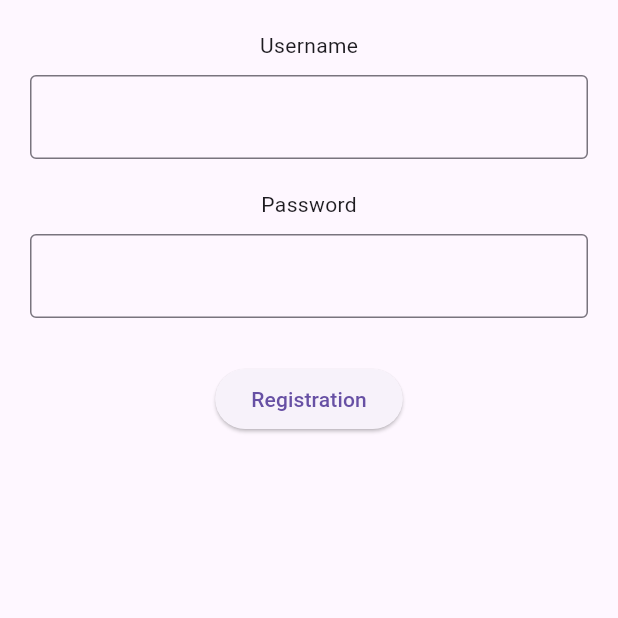
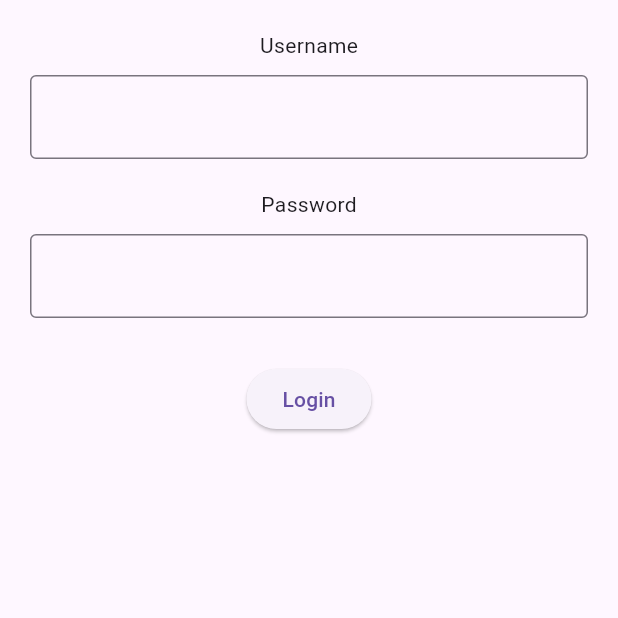
Before and after one commit to remyamp1/Hive_login, a Flutter app: the screen it shows after launch, after a tap on "Registration", on a phone screen of 412 x 824 dp, the top half of it. Run offline on Flutter 3.47's test engine with Material 3 defaults, Android fonts, the light colour scheme and no system bars; our stand-ins replace hive, hive_flutter; accounts and stored records are empty.

Commit message:
"10-10-24"

```diff
--- a/lib/Registration.dart
+++ b/lib/Registration.dart
@@ -1,5 +1,6 @@
 import 'package:flutter/material.dart';
 import 'package:hive/hive.dart';
+import 'package:hiveregistration/login.dart';
 class RegistrationExample extends StatefulWidget {
   const RegistrationExample({super.key});
 
@@ -8,10 +9,9 @@ class RegistrationExample extends StatefulWidget {
 }
 
 class _RegistrationExampleState extends State<RegistrationExample> {
-
+ TextEditingController usernameController=TextEditingController();
+TextEditingController passwordController=TextEditingController();
   late Box box;
-String? username;
-int? Password;
   @override
   void initState(){
     super.initState();
@@ -30,20 +30,27 @@ int? Password;
               SizedBox(height: 10),
 
               TextField(
-                onTap:(){
-                  setState(() {
-                    box.put('username',)
-                  });
-                },
+       controller: usernameController,
                 decoration: InputDecoration(border: OutlineInputBorder(),),),
               SizedBox(height: 20),
 
               Text("Password"),
               SizedBox(height: 10),
 
-              TextField(decoration: InputDecoration(border: OutlineInputBorder()),),
+              TextField
+
+              (
+                controller: passwordController,
+                decoration: InputDecoration(border: OutlineInputBorder()),),
               SizedBox(height: 30),
-              ElevatedButton(onPressed: (){}, child: Text("Registration"))
+              ElevatedButton(onPressed: (){
+
+                setState(() {
+                  box.put('username', usernameController.text);
+                  box.put('password',passwordController.text);
+                });
+                Navigator.push(context, MaterialPageRoute(builder: (context)=>LoginExample()));
+              }, child: Text("Registration"))
             ],
           ),
         ),
--- a/lib/login.dart
+++ b/lib/login.dart
@@ -1,4 +1,7 @@
+import 'dart:math';
+
 import 'package:flutter/material.dart';
+import 'package:hive/hive.dart';
 class LoginExample extends StatefulWidget {
   const LoginExample({super.key});
 
@@ -7,7 +10,34 @@ class LoginExample extends StatefulWidget {
 }
 
 class _LoginExampleState extends State<LoginExample> {
+   TextEditingController usernameController=TextEditingController();
+  TextEditingController passwordController=TextEditingController();
+    late Box box;
+        String _loginmassage='';
+
   @override
+  void initState(){
+    super.initState();
+    box=Hive.box('mybox');
+
+  }
+
+  void _login(){
+    setState(() {
+      String storedusername=box.get('username');
+      String storedpassword=box.get('password');
+      if(storedusername==usernameController.text &&
+      storedpassword==passwordController.text){
+        _loginmassage='Login Successful';
+      }
+      else{
+        _loginmassage='invalid Credentials';
+      }
+
+    });
+  }
+  @override
+
   Widget build(BuildContext context) {
     return Scaffold(
       body:
@@ -20,19 +50,28 @@ class _LoginExampleState extends State<LoginExample> {
               Text("Username"),
               SizedBox(height: 10),
 
-              TextField(decoration: InputDecoration(border: OutlineInputBorder(),),),
+              TextField(
+               controller: usernameController,
+                decoration: InputDecoration(border: OutlineInputBorder(),),),
               SizedBox(height: 20),
 
               Text("Password"),
               SizedBox(height: 10),
 
-              TextField(decoration: InputDecoration(border: OutlineInputBorder()),),
+              TextField(
+           controller: passwordController,
+                decoration: InputDecoration(border: OutlineInputBorder()),),
               SizedBox(height: 30),
-              ElevatedButton(onPressed: (){}, child: Text("Login"))
+              ElevatedButton(onPressed: (){
+
+                _login();
+              }, child: Text("Login")),
+              Text( _loginmassage)
             ],
           ),
         ),
       ),
+
     );
   }
 }
--- a/lib/main.dart
+++ b/lib/main.dart
@@ -5,7 +5,7 @@ import 'package:hiveregistration/Registration.dart';
 
 void main() async{
   await Hive.initFlutter();
-  var box=await Hive.box('mybox');
+  var box=await Hive.openBox('mybox');
   runApp(const MyApp());
 }
 
```
Also changed, not shown: lib/home.dart (added, +16 -0 lines).
